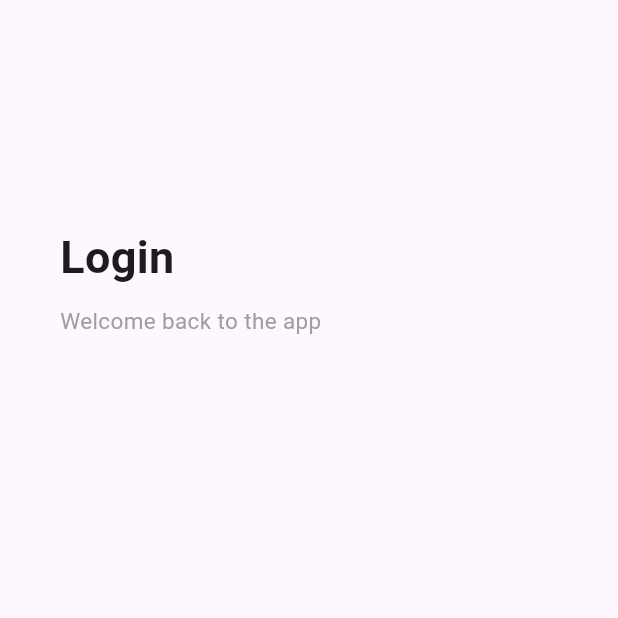
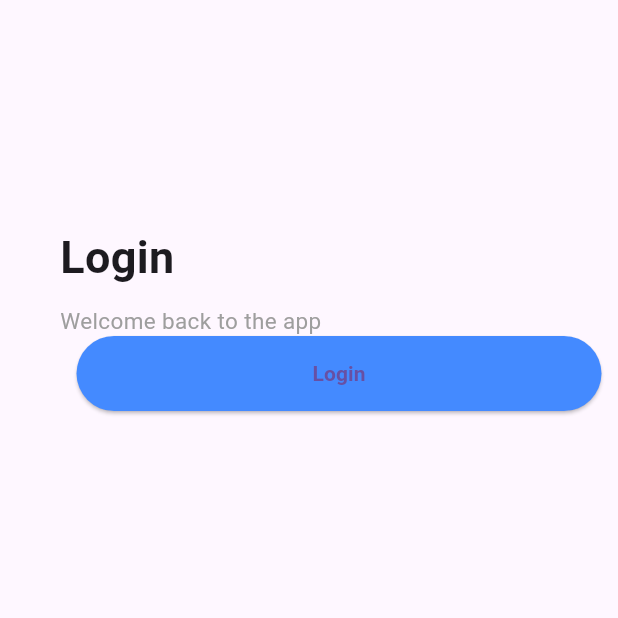
Before and after one commit to nsompi-diella/flutter-ui-practice, a Flutter app: the screen it shows after launch, on a phone screen of 412 x 824 dp, the top half of it. Run offline on Flutter 3.47's test engine with Material 3 defaults, Android fonts, the phone set to English and light mode, and no system bars.

Commit message:
feat(login-layout): Update maindesign

```diff
--- a/simple-login-ui/login_ui/lib/features/loginpage/layout/maindesign.dart
+++ b/simple-login-ui/login_ui/lib/features/loginpage/layout/maindesign.dart
@@ -1,4 +1,5 @@
 import 'package:flutter/material.dart';
+import 'package:login_ui/features/loginpage/widgets/submitted_button.dart';
 import 'package:login_ui/features/loginpage/widgets/title.dart';
 
 class Maindesign extends StatefulWidget {
@@ -18,7 +19,9 @@ class _Home extends State<Maindesign> {
         child: SingleChildScrollView(
           child: Container(
             margin: EdgeInsets.only(top: 150, left: 40),
-            child: Form(child: Column(children: [TitleWidget()])),
+            child: Form(
+              child: Column(children: [TitleWidget(), SubmittedButton()]),
+            ),
           ),
         ),
       ),
```
